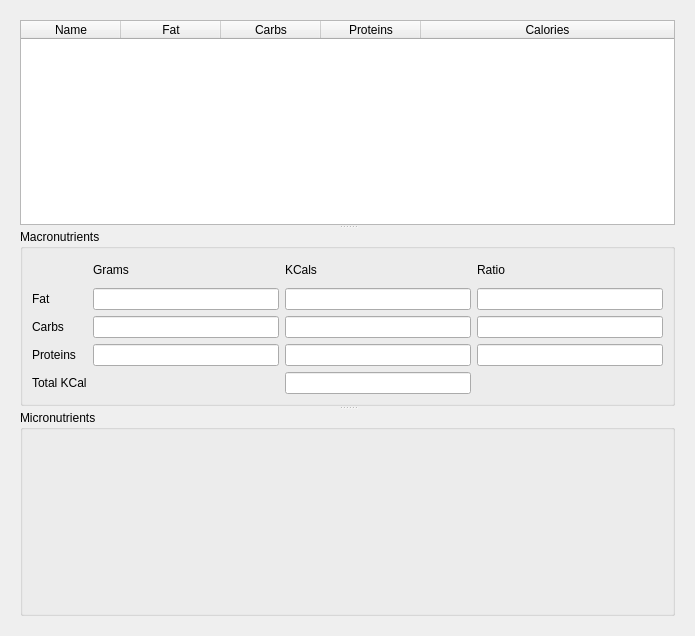
First picture: the form in dailyintakemanager.ui, repository Wapajama/CalorieCounter, before the edit.
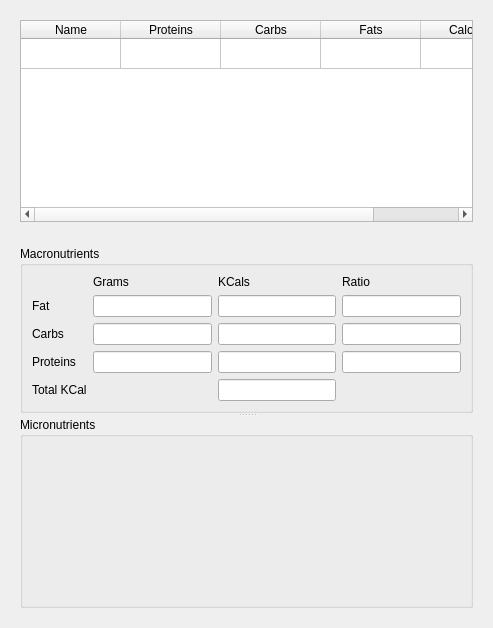
Second picture: the form after the edit.

The edit to the form file:
```diff
--- a/dailyintakemanager.ui
+++ b/dailyintakemanager.ui
@@ -6,22 +6,15 @@
    <rect>
     <x>0</x>
     <y>0</y>
-    <width>695</width>
-    <height>636</height>
+    <width>493</width>
+    <height>628</height>
    </rect>
   </property>
   <property name="windowTitle">
    <string>Form</string>
   </property>
-  <layout class="QHBoxLayout" name="horizontalLayout">
-   <item>
-    <widget class="QWidget" name="widget_3" native="true">
      <layout class="QVBoxLayout" name="verticalLayout">
       <item>
-       <widget class="QSplitter" name="splitter_2">
-        <property name="orientation">
-         <enum>Qt::Vertical</enum>
-        </property>
         <widget class="QWidget" name="widget_4" native="true">
          <layout class="QHBoxLayout" name="horizontalLayout_3">
           <item>
@@ -38,26 +31,31 @@
             <attribute name="verticalHeaderStretchLastSection">
              <bool>false</bool>
             </attribute>
+        <row>
+         <property name="text">
+          <string>New Row</string>
+         </property>
+        </row>
             <column>
              <property name="text">
               <string>Name</string>
              </property>
             </column>
-            <column>
-             <property name="text">
-              <string>Fat</string>
-             </property>
-            </column>
-            <column>
-             <property name="text">
-              <string>Carbs</string>
-             </property>
-            </column>
             <column>
              <property name="text">
               <string>Proteins</string>
              </property>
             </column>
+        <column>
+         <property name="text">
+          <string>Carbs</string>
+         </property>
+        </column>
+        <column>
+         <property name="text">
+          <string>Fats</string>
+         </property>
+        </column>
             <column>
              <property name="text">
               <string>Calories</string>
@@ -67,6 +65,8 @@
           </item>
          </layout>
         </widget>
+   </item>
+   <item>
         <widget class="QWidget" name="widget_5" native="true">
          <layout class="QHBoxLayout" name="horizontalLayout_4">
           <item>
@@ -199,10 +199,6 @@
                  </size>
                 </property>
                </spacer>
-              </item>
-             </layout>
-            </widget>
-           </widget>
           </item>
          </layout>
         </widget>
```
Lines whose indentation alone changed are shown as unchanged.
